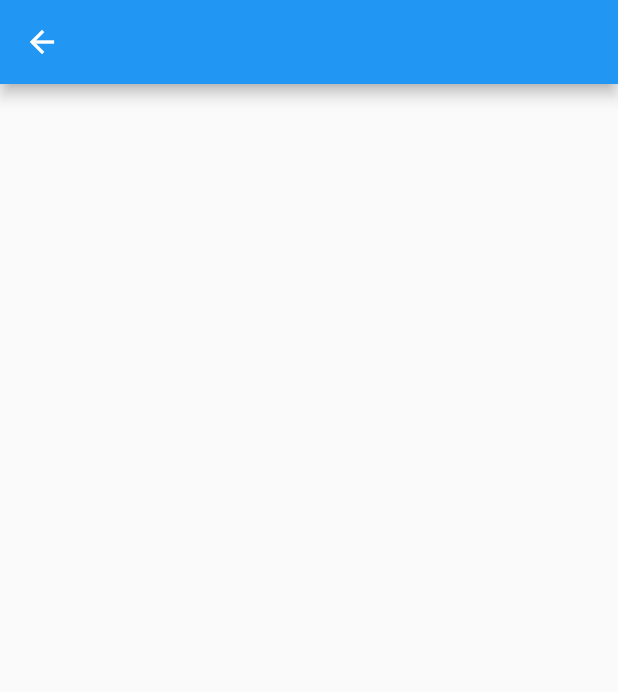
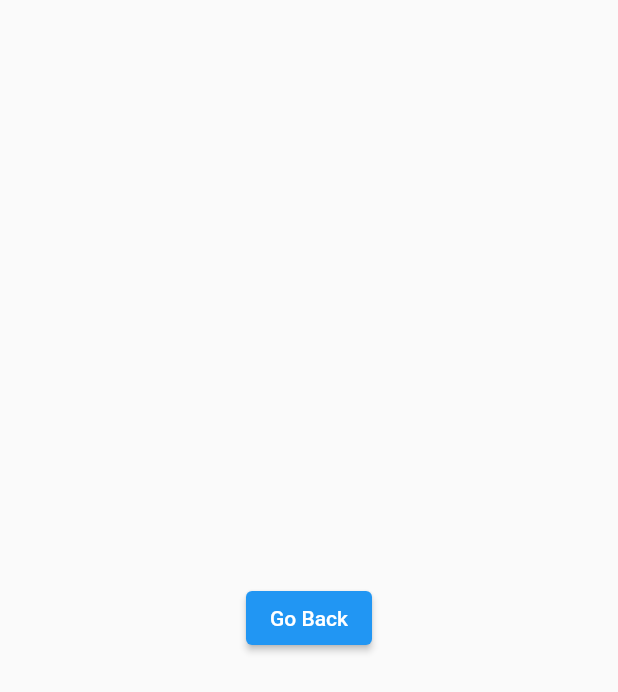
Before and after one commit to chinweibegbu/intro-to-mobile-development, a Flutter app: the SecondScreen screen opened directly, on a phone screen of 412 x 824 dp. Shown: the top 692 px of the screen. Run offline on Flutter 3.47's test engine with Material 2 defaults, Android fonts, the phone set to English and light mode, and no system bars.

Commit message:
Manually implemented back navigation

```diff
--- a/flutter/quotesapp/lib/screens/second_screen.dart
+++ b/flutter/quotesapp/lib/screens/second_screen.dart
@@ -5,8 +5,17 @@ class SecondScreen extends StatelessWidget {
 
   @override
   Widget build(BuildContext context) {
-    return Scaffold(
-      appBar: AppBar(),
+    return SafeArea(
+      child: Scaffold(
+        body: Center(
+          child: ElevatedButton(
+            child: Text("Go Back"),
+            onPressed: () {
+              Navigator.of(context).pop();
+            },
+          ),
+        ),
+      ),
     );
   }
 }
```
